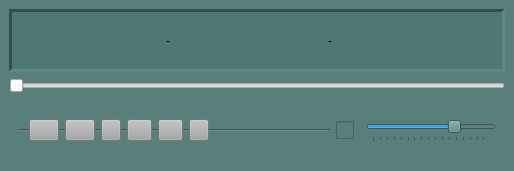
Before: the Qt Designer form lib/gui/mainwindow.ui in bitterfly/MehPlayer, drawn with Qt 5.
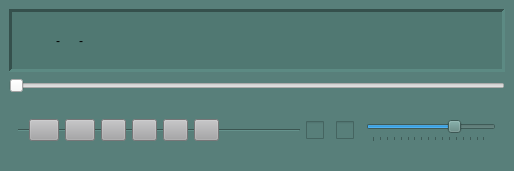
After: the same form once the commit is applied. Icons and pictures are not drawn.

Diff of the .ui file:
```diff
--- a/lib/gui/mainwindow.ui
+++ b/lib/gui/mainwindow.ui
@@ -50,6 +50,16 @@
             <string notr="true">background: none</string>
            </property>
            <layout class="QHBoxLayout" name="song_info">
+            <item>
+             <widget class="QLabel" name="track">
+              <property name="styleSheet">
+               <string notr="true">background: none</string>
+              </property>
+              <property name="text">
+               <string/>
+              </property>
+             </widget>
+            </item>
             <item>
              <widget class="QLabel" name="title">
               <property name="styleSheet">
@@ -115,6 +125,19 @@
            </layout>
           </widget>
          </item>
+         <item>
+          <spacer name="horizontalSpacer">
+           <property name="orientation">
+            <enum>Qt::Horizontal</enum>
+           </property>
+           <property name="sizeHint" stdset="0">
+            <size>
+             <width>40</width>
+             <height>20</height>
+            </size>
+           </property>
+          </spacer>
+         </item>
         </layout>
        </widget>
       </item>
@@ -211,7 +234,7 @@
              <widget class="QPushButton" name="prev">
               <property name="maximumSize">
                <size>
-                <width>20</width>
+                <width>25</width>
                 <height>25</height>
                </size>
               </property>
@@ -278,7 +301,7 @@
              <widget class="QPushButton" name="next">
               <property name="maximumSize">
                <size>
-                <width>20</width>
+                <width>25</width>
                 <height>25</height>
                </size>
               </property>
@@ -307,6 +330,34 @@
            </layout>
           </widget>
          </item>
+         <item>
+          <widget class="QCheckBox" name="shuffle">
+           <property name="maximumSize">
+            <size>
+             <width>25</width>
+             <height>25</height>
+            </size>
+           </property>
+           <property name="styleSheet">
+            <string notr="true"> QCheckBox::indicator {
+     width: 18px;
+     height: 18px;
+ }
+
+  QCheckBox::indicator:checked
+  {
+    image: url(./resources/shuffle_off.png);
+  }
+  QCheckBox::indicator:unchecked
+  {
+    image: url(./resources/shuffle.png);;
+  }</string>
+           </property>
+           <property name="text">
+            <string/>
+           </property>
+          </widget>
+         </item>
          <item>
           <widget class="QCheckBox" name="mute">
            <property name="styleSheet">
```
